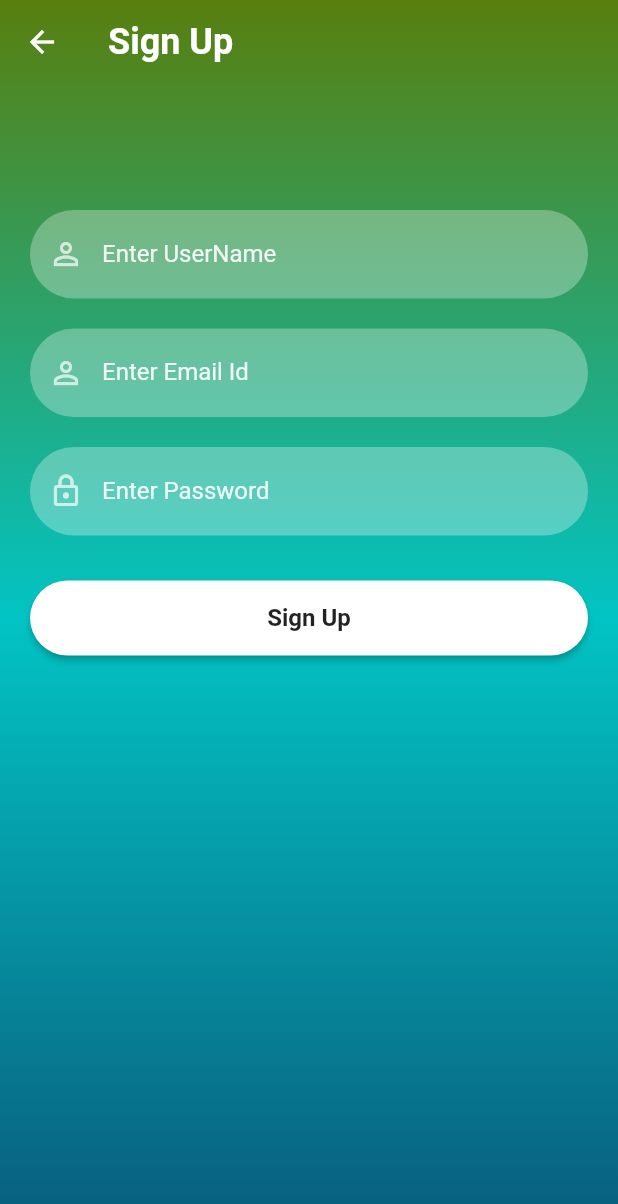
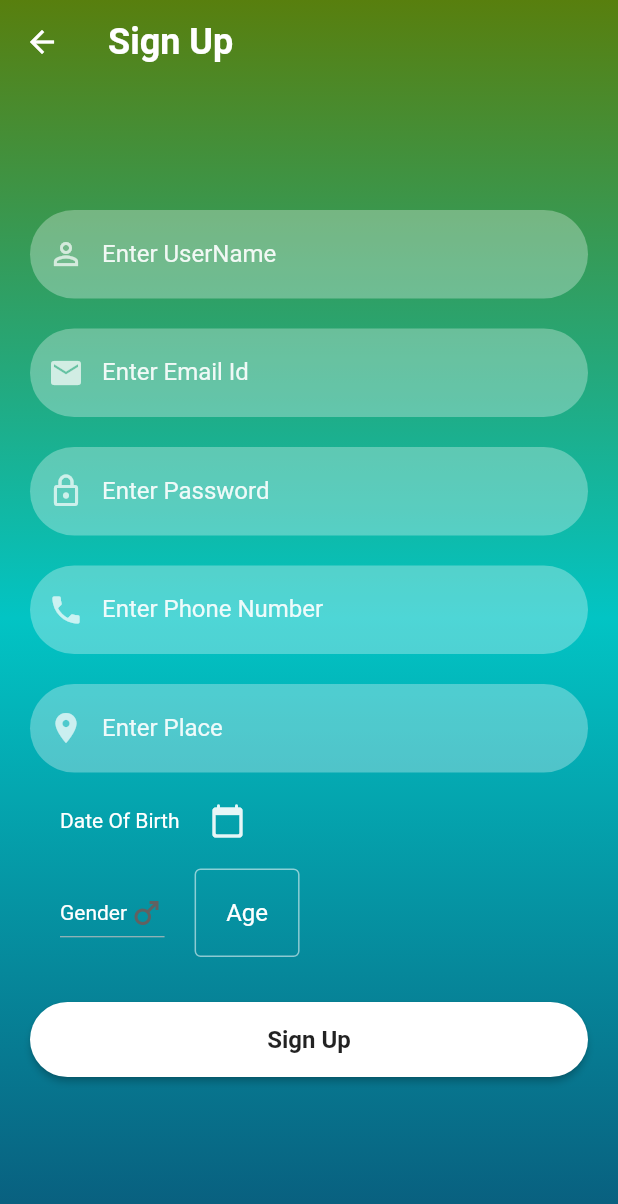
Before and after one commit to Erazsher/Project_Yo, a Flutter app: the SignUpScreen screen opened directly, on a phone screen of 412 x 824 dp. Shown: the top 1204 px of the screen. Run offline on Flutter 3.47's test engine with Material 2 defaults, Android fonts, the phone set to English and light mode, and no system bars; our stand-ins replace animated_splash_screen, cloud_firestore, firebase_auth, firebase_core, flutter_secure_storage, font_awesome_flutter; accounts and stored records are empty.

Commit message:
singup data updated

```diff
--- a/lib/screens/singup.dart
+++ b/lib/screens/singup.dart
@@ -3,6 +3,8 @@ import 'package:roommate_app/reuse/reusable_widget.dart';
 import "package:roommate_app/utils/color_utils.dart";
 import 'package:flutter/material.dart';
 import 'package:roommate_app/screens/basepage.dart';
+import 'package:cloud_firestore/cloud_firestore.dart';
+import 'package:intl/intl.dart';
 
 class SignUpScreen extends StatefulWidget {
   const SignUpScreen({Key? key}) : super(key: key);
@@ -15,6 +17,16 @@ class _SignUpScreenState extends State<SignUpScreen> {
   TextEditingController _passwordTextController = TextEditingController();
   TextEditingController _emailTextController = TextEditingController();
   TextEditingController _userNameTextController = TextEditingController();
+  TextEditingController _userPlaceTextController = TextEditingController();
+  TextEditingController _userage = TextEditingController();
+  TextEditingController _userPhoneNum = TextEditingController();
+
+  String gendervalue = "Gender";
+  String birthDateInString = "";
+  DateTime birthDate = new DateTime.now();
+  bool isDateSelected = false;
+  String initValue = "";
+
   @override
   Widget build(BuildContext context) {
     return Scaffold(
@@ -49,13 +61,125 @@ class _SignUpScreenState extends State<SignUpScreen> {
                 const SizedBox(
                   height: 20,
                 ),
-                reusableTextField("Enter Email Id", Icons.person_outline, false,
-                    _emailTextController),
+                reusableTextField(
+                    "Enter Email Id", Icons.email, false, _emailTextController),
                 const SizedBox(
                   height: 20,
                 ),
                 reusableTextField("Enter Password", Icons.lock_outlined, true,
                     _passwordTextController),
+                const SizedBox(
+                  height: 20,
+                ),
+                reusableTextField(
+                    "Enter Phone Number", Icons.phone, false, _userPhoneNum),
+                const SizedBox(
+                  height: 20,
+                ),
+                reusableTextField("Enter Place", Icons.place, false,
+                    _userPlaceTextController),
+                const SizedBox(
+                  height: 20,
+                ),
+                Row(children: <Widget>[
+                  const SizedBox(
+                    width: 20,
+                  ),
+                  const Text(
+                    "Date Of Birth",
+                    style: TextStyle(color: Colors.white),
+                  ),
+                  const SizedBox(
+                    width: 20,
+                  ),
+                  GestureDetector(
+                      child: Icon(
+                        Icons.calendar_today_rounded,
+                        color: Colors.white.withOpacity(0.9),
+                      ),
+                      onTap: () async {
+                        final datePick = await showDatePicker(
+                            context: context,
+                            initialDate: new DateTime.now(),
+                            firstDate: new DateTime(1900),
+                            lastDate: new DateTime(2100));
+                        if (datePick != null && datePick != birthDate) {
+                          setState(() {
+                            birthDate = datePick;
+                            isDateSelected = true;
+
+                            // put it here
+                            birthDateInString =
+                                "${birthDate.month}/${birthDate.day}/${birthDate.year}"; // 08/14/2019
+                          });
+                        }
+                      }),
+                  const SizedBox(
+                    width: 20,
+                  ),
+                  Text(
+                    isDateSelected
+                        ? DateFormat.yMMMd().format(birthDate)
+                        : initValue,
+                    style: TextStyle(color: Colors.white),
+                  )
+                ]),
+                const SizedBox(
+                  height: 20,
+                ),
+                Row(
+                  children: <Widget>[
+                    const SizedBox(
+                      width: 20,
+                    ),
+                    DropdownButton<String>(
+                      value: gendervalue,
+                      icon: const Icon(Icons.male),
+                      elevation: 16,
+                      style: const TextStyle(color: Colors.white),
+                      dropdownColor: Colors.black,
+                      borderRadius: BorderRadius.circular(20),
+                      // underline: Container(
+                      //   height: 2,
+                      //   color: Colors.deepPurpleAccent,
+                      // ),
+                      onChanged: (String? newValue) {
+                        setState(() {
+                          gendervalue = newValue!;
+                          print(gendervalue);
+                        });
+                      },
+                      items: <String>['Gender', 'Male', 'Female', 'Other']
+                          .map<DropdownMenuItem<String>>((String value) {
+                        return DropdownMenuItem<String>(
+                          value: value,
+                          child: Text(value),
+                        );
+                      }).toList(),
+                    ),
+                    const SizedBox(
+                      width: 20,
+                    ),
+                    Container(
+                      width: 70,
+                      child: TextField(
+                        style: TextStyle(
+                          color: Colors.white.withOpacity(0.9),
+                        ),
+                        decoration: const InputDecoration(
+                          hintText: "Age",
+                          hintStyle: TextStyle(color: Colors.white),
+                          enabledBorder: OutlineInputBorder(
+                            borderSide: BorderSide(color: Colors.white54),
+                          ),
+                        ),
+                        textAlign: TextAlign.center,
+                        // maxLength: 2,
+                        controller: _userage,
+                      ),
+                    )
+                  ],
+                ),
                 const SizedBox(
                   height: 20,
                 ),
@@ -66,6 +190,18 @@ class _SignUpScreenState extends State<SignUpScreen> {
                           password: _passwordTextController.text)
                       .then((value) {
                     print("Created New Account");
+                    FirebaseFirestore.instance
+                        .collection('UserData')
+                        .doc(value.user!.uid)
+                        .set({
+                      'username': _userNameTextController.text,
+                      "email": value.user!.email,
+                      "place": _userPlaceTextController.text,
+                      "phone": _userPhoneNum.text,
+                      "DOB": birthDateInString,
+                      "age": _userage.text,
+                      "gender": gendervalue
+                    });
                     Navigator.push(context,
                         MaterialPageRoute(builder: (context) => BasePage()));
                   }).onError((error, stackTrace) {
--- a/pubspec.yaml
+++ b/pubspec.yaml
@@ -40,6 +40,7 @@ dependencies:
   firebase_auth: ^3.3.19
   shared_preferences: ^2.0.15
   flutter_secure_storage: ^5.0.2
+  cloud_firestore: ^3.1.17
 
 dev_dependencies:
   flutter_test:
```
Also changed, not shown: pubspec.lock.
